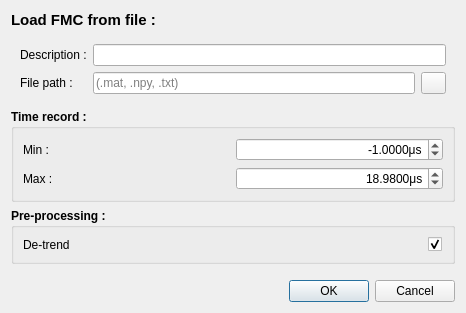
First picture: the form in qtdesigner/dialogs/dialog_import_fmclp.ui, repository MatthewRiding/Chorus, before the edit.
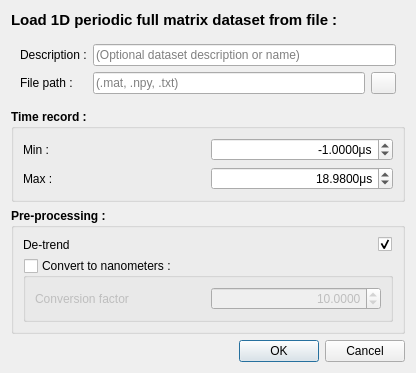
Second picture: the form after the edit.

Commit message: Updated file import dialog to make scalar conversion factor optional rather than hard-coded.

Patch:
```diff
--- a/qtdesigner/dialogs/dialog_import_fmclp.ui
+++ b/qtdesigner/dialogs/dialog_import_fmclp.ui
@@ -6,8 +6,8 @@
    <rect>
     <x>0</x>
     <y>0</y>
-    <width>466</width>
-    <height>313</height>
+    <width>416</width>
+    <height>366</height>
    </rect>
   </property>
   <property name="windowTitle">
@@ -29,7 +29,7 @@
       </font>
      </property>
      <property name="text">
-      <string>Load FMC from file :</string>
+      <string>Load 1D periodic full matrix dataset from file :</string>
      </property>
     </widget>
    </item>
@@ -37,7 +37,11 @@
     <widget class="QWidget" name="widget" native="true">
      <layout class="QGridLayout" name="gridLayout_6">
       <item row="0" column="2">
-       <widget class="QLineEdit" name="line_edit_description"/>
+       <widget class="QLineEdit" name="line_edit_description">
+        <property name="placeholderText">
+         <string>(Optional dataset description or name)</string>
+        </property>
+       </widget>
       </item>
       <item row="0" column="0">
        <widget class="QLabel" name="label">
@@ -214,6 +218,8 @@
      <property name="title">
       <string>Pre-processing :</string>
      </property>
+     <layout class="QVBoxLayout" name="verticalLayout_2">
+      <item>
      <layout class="QHBoxLayout" name="horizontalLayout">
       <item>
        <widget class="QLabel" name="label_5">
@@ -241,6 +247,70 @@
         <property name="checked">
          <bool>true</bool>
         </property>
+         </widget>
+        </item>
+       </layout>
+      </item>
+      <item>
+       <widget class="QGroupBox" name="groupBox_convert_to_nm">
+        <property name="font">
+         <font>
+          <bold>false</bold>
+         </font>
+        </property>
+        <property name="toolTip">
+         <string>&lt;html&gt;&lt;head/&gt;&lt;body&gt;&lt;p&gt;Convert the values found in the file to units of nanometers by multiplying by a scalar conversion factor.&lt;/p&gt;&lt;/body&gt;&lt;/html&gt;</string>
+        </property>
+        <property name="title">
+         <string>Convert to nanometers :</string>
+        </property>
+        <property name="checkable">
+         <bool>true</bool>
+        </property>
+        <property name="checked">
+         <bool>false</bool>
+        </property>
+        <layout class="QHBoxLayout" name="horizontalLayout_2">
+         <item>
+          <widget class="QLabel" name="label_6">
+           <property name="font">
+            <font>
+             <bold>false</bold>
+            </font>
+           </property>
+           <property name="text">
+            <string>Conversion factor</string>
+           </property>
+          </widget>
+         </item>
+         <item>
+          <widget class="QDoubleSpinBox" name="doubleSpinBox_conversion_factor_to_nm">
+           <property name="font">
+            <font>
+             <bold>false</bold>
+            </font>
+           </property>
+           <property name="toolTip">
+            <string>&lt;html&gt;&lt;head/&gt;&lt;body&gt;&lt;p&gt;Scalar conversion factor by which all measurments contained in the file will be multiplied to convert to nm.&lt;/p&gt;&lt;/body&gt;&lt;/html&gt;</string>
+           </property>
+           <property name="alignment">
+            <set>Qt::AlignRight|Qt::AlignTrailing|Qt::AlignVCenter</set>
+           </property>
+           <property name="decimals">
+            <number>4</number>
+           </property>
+           <property name="minimum">
+            <double>-100000.000000000000000</double>
+           </property>
+           <property name="maximum">
+            <double>100000.000000000000000</double>
+           </property>
+           <property name="value">
+            <double>10.000000000000000</double>
+           </property>
+          </widget>
+         </item>
+        </layout>
        </widget>
       </item>
      </layout>
```
Left out of the diff: 12 changed lines with no effect on the pictures. Lines whose indentation alone changed are shown as unchanged. The commit also changes 3 other files.
